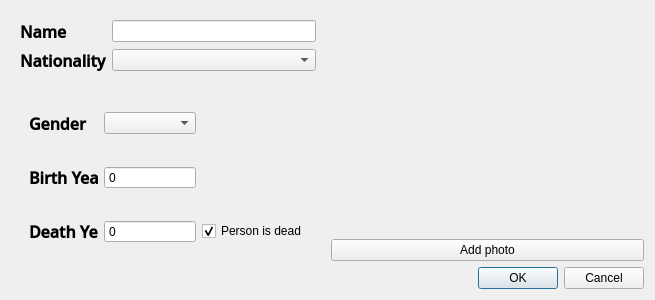
First picture: the form in personDialog.ui, repository annakrih/T113VLN1-3, before the edit.
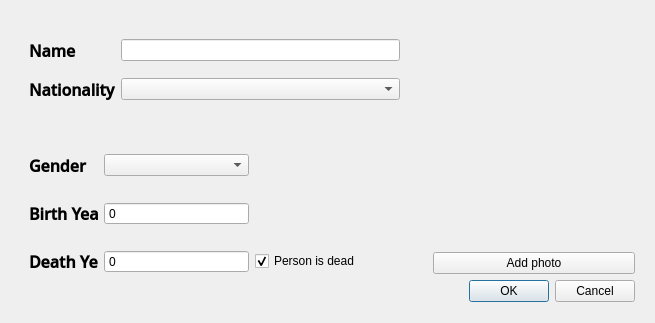
Second picture: the form after the edit.

Patch:
```diff
--- a/personDialog.ui
+++ b/personDialog.ui
@@ -7,7 +7,7 @@
     <x>0</x>
     <y>0</y>
     <width>655</width>
-    <height>300</height>
+    <height>323</height>
    </rect>
   </property>
   <property name="minimumSize">
@@ -18,8 +18,8 @@
   </property>
   <property name="maximumSize">
    <size>
-    <width>734</width>
-    <height>350</height>
+    <width>655</width>
+    <height>323</height>
    </size>
   </property>
   <property name="windowTitle">
@@ -30,7 +30,7 @@
   </property>
   <layout class="QGridLayout" name="gridLayout_3">
    <item row="0" column="0">
-    <widget class="QFrame" name="">
+    <widget class="QFrame" name="frame">
      <property name="maximumSize">
       <size>
        <width>16777215</width>
@@ -39,6 +39,13 @@
      </property>
      <layout class="QVBoxLayout" name="verticalLayout">
       <item>
+       <widget class="QFrame" name="">
+        <property name="maximumSize">
+         <size>
+          <width>16777215</width>
+          <height>100</height>
+         </size>
+        </property>
        <layout class="QGridLayout" name="gridLayout_2">
         <item row="0" column="0">
          <widget class="QLabel" name="labelName">
@@ -91,9 +98,10 @@
          </widget>
         </item>
        </layout>
+       </widget>
       </item>
       <item>
-       <widget class="QFrame" name="">
+       <widget class="QFrame" name="frame">
         <property name="maximumSize">
          <size>
           <width>16777215</width>
@@ -244,6 +252,13 @@
     </widget>
    </item>
    <item row="0" column="1">
+    <widget class="QFrame" name="">
+     <property name="maximumSize">
+      <size>
+       <width>220</width>
+       <height>16777215</height>
+      </size>
+     </property>
     <layout class="QVBoxLayout" name="verticalLayout_3">
      <item>
       <widget class="QSpinBox" name="hiddenId">
@@ -276,7 +291,7 @@
       <widget class="QLabel" name="label_image">
        <property name="maximumSize">
         <size>
-         <width>300</width>
+          <width>220</width>
          <height>300</height>
         </size>
        </property>
@@ -292,7 +307,7 @@
       <widget class="QPushButton" name="inputPhoto">
        <property name="maximumSize">
         <size>
-         <width>320</width>
+          <width>220</width>
          <height>16777215</height>
         </size>
        </property>
@@ -306,6 +321,12 @@
        <property name="enabled">
         <bool>true</bool>
        </property>
+        <property name="maximumSize">
+         <size>
+          <width>220</width>
+          <height>16777215</height>
+         </size>
+        </property>
        <property name="styleSheet">
         <string notr="true"/>
        </property>
@@ -321,6 +342,7 @@
       </widget>
      </item>
     </layout>
+    </widget>
    </item>
   </layout>
  </widget>
```
Left out of the diff: 35 changed lines with no effect on the pictures. Lines whose indentation alone changed are shown as unchanged.
